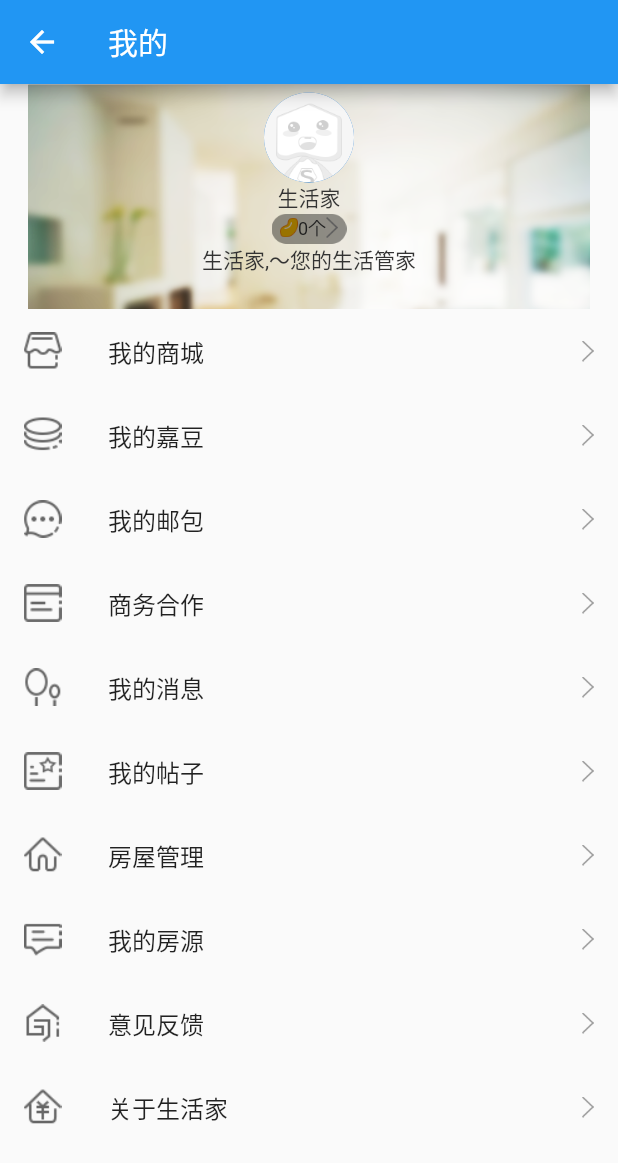
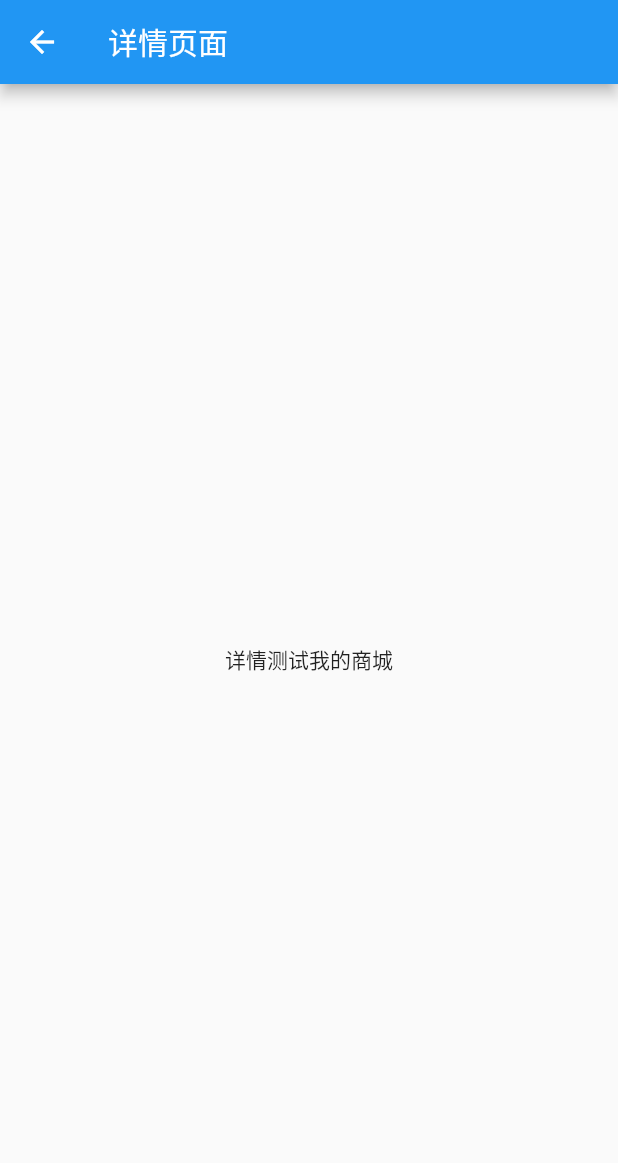
Before and after one commit to BlueSkying/justbon_flutter, a Flutter app: the mineViewController screen opened directly, after a tap on "我的商城", on a phone screen of 412 x 824 dp. Shown: the top 1163 px of the screen. Run offline on Flutter 3.47's test engine with Material 2 defaults, Android fonts, the light colour scheme and no system bars; our stand-ins replace dio; missing offline and left inert: flutter_webview_plugin.

Commit message:
跳转带参数回传

```diff
--- a/lib/main.dart
+++ b/lib/main.dart
@@ -3,9 +3,11 @@ import './views/mainController.dart';
 import './views/neighborViewController.dart';
 import './views/shopMailController.dart';
 import './views/mineViewController.dart';
+import 'package:justbon_flutter/views/DetailVcn.dart';
 void main() => runApp(MyApp());
 
 class MyApp extends StatelessWidget {
+
   // This widget is the root of your application.
   @override
   Widget build(BuildContext context) {
@@ -24,6 +26,9 @@ class MyApp extends StatelessWidget {
         primarySwatch: Colors.blue,
       ),
       home: MyHomePage(title: 'Flutter Demo Home Page'),
+      routes: <String,WidgetBuilder>{   //这里定义的是静态路由不能传递参数
+        '/DetailVcn':(BuildContext context) => new DetailVcn()
+      },
     );
   }
 }
--- /dev/null
+++ b/lib/views/DetailVcn.dart
@@ -0,0 +1,49 @@
+import 'package:flutter/material.dart';
+
+class DetailVcn extends StatefulWidget{
+    // 接受从上一个页面传来的值
+    DetailVcn({Key key,this.title}):super(key:key);
+    final String title;
+    @override
+    _DetailState createState()=> new _DetailState(title: title);
+}
+class _DetailState extends State<DetailVcn>{
+  _DetailState({Key key,this.title});
+  final String title;
+    @override
+   Widget build(BuildContext context){
+       return new WillPopScope(
+         child: new Scaffold(
+           appBar: new AppBar(
+              title: new Text('详情页面'),
+
+            ),
+            body: new Center(
+               child: Text('详情测试${title}'),
+
+            )
+         ),
+         onWillPop: _backMain
+       );
+    }
+
+    Future<bool> _backMain(){
+       _showDialog();
+      // Navigator.of(context).pop('返回给你');
+      return new Future.value(false);
+    }
+
+    _showDialog() {
+     showDialog(
+      context: context,
+      child: new AlertDialog(content: new Text('退出当前界面'), actions: [
+        new FlatButton(
+            onPressed: () {
+              Navigator.pop(context);
+              Navigator.of(context).pop('返回给你');
+            },
+            child: new Text('确定'))
+      ]),
+    );
+  }
+}
--- a/lib/views/mineViewController.dart
+++ b/lib/views/mineViewController.dart
@@ -2,6 +2,7 @@
 import 'dart:ui';
 import 'package:justbon_flutter/views/utils/HttpUtil.dart';
 import 'package:justbon_flutter/views/utils/Api.dart';
+import 'package:justbon_flutter/views/DetailVcn.dart';
 
 var kwidth = window.physicalSize.width;
 var kheight = window.physicalSize.height;
@@ -128,5 +129,10 @@
     // 选中我的列表
     void _itemClick(String itemTitle){
       print(itemTitle);
+      Navigator.of(context).push(new MaterialPageRoute(builder: (_){
+        return new DetailVcn(title: itemTitle,);
+      })).then((value){
+        print('回传的值$value');
+      });
     }
 }
```
